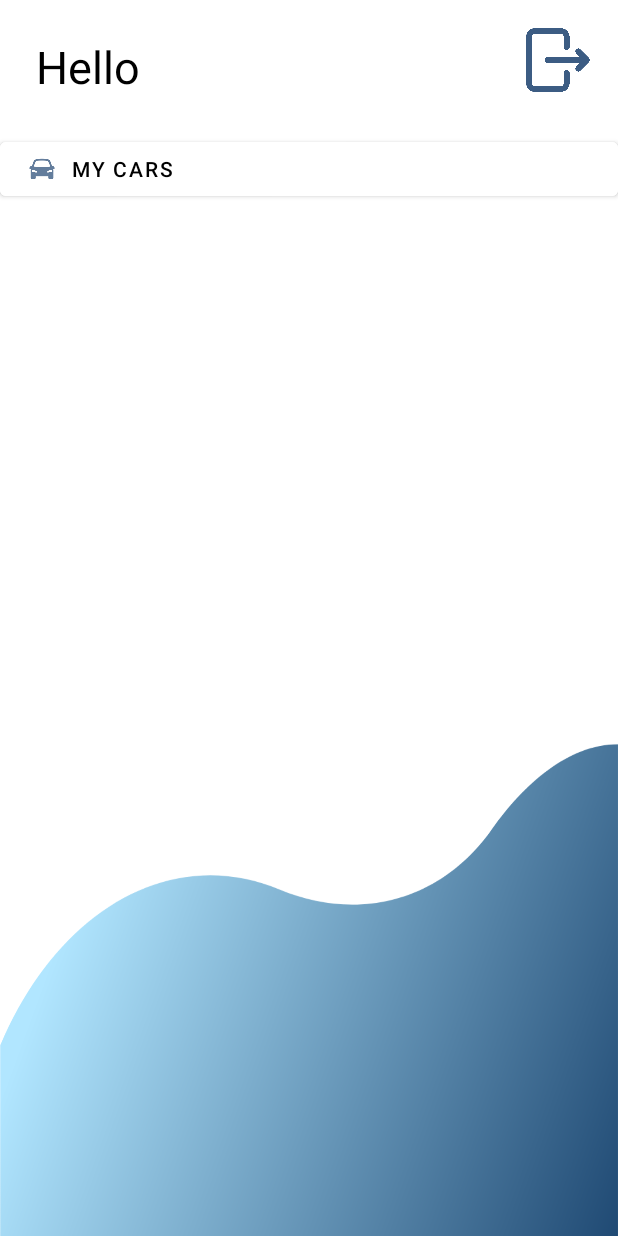
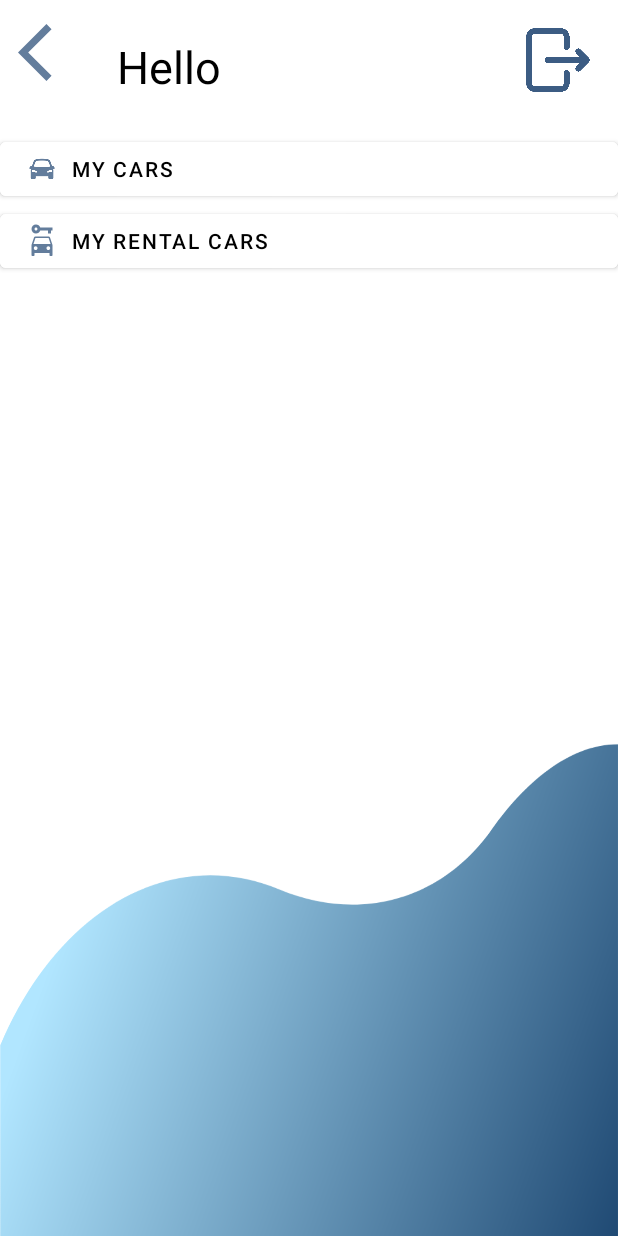
Before and after one commit to Lujain-M02/CarRentalCar_Project, an Android app: the More_page screen opened directly, with no data from a screen before it, on a phone screen of 412 x 824 dp. Run offline under Robolectric (Android 15) with nearby library versions, the phone set to English and light mode, and no system bars.

Commit message:
my rental cars page and back button set with sending the username

```diff
--- a/app/src/main/AndroidManifest.xml
+++ b/app/src/main/AndroidManifest.xml
@@ -14,6 +14,9 @@
         android:supportsRtl="true"
         android:theme="@style/Theme.CarRental"
         tools:targetApi="31">
+        <activity
+            android:name=".My_Rental_Cars"
+            android:exported="false" />
         <activity
             android:name=".View_page"
             android:exported="false" />
--- a/app/src/main/java/com/example/carrental/MainActivity.java
+++ b/app/src/main/java/com/example/carrental/MainActivity.java
@@ -49,8 +49,6 @@ public class MainActivity extends AppCompatActivity implements RecyclerViewInter
 
         //logged in username information
         UserName=getIntent().getStringExtra("UserName");
-        TextView textView=findViewById(R.id.textView);
-        textView.setText(UserName);
 
         dataBaseHelper = new CarDataBase(MainActivity.this);
         viewList=(ArrayList<Car>)dataBaseHelper.getEveryone();
@@ -120,6 +118,7 @@ public class MainActivity extends AppCompatActivity implements RecyclerViewInter
         //Bitmap bitmap = BitmapFactory.decodeFile(viewList.get(position).getImage());
         viewList.get(position).getImage().compress(Bitmap.CompressFormat.JPEG, 100, byteArrayOutputStream);
         byte[] byteArray = byteArrayOutputStream.toByteArray();
+
         intent.putExtra("carImage", byteArray);
 
         startActivity(intent);
--- a/app/src/main/java/com/example/carrental/More_page.java
+++ b/app/src/main/java/com/example/carrental/More_page.java
@@ -12,10 +12,12 @@ import android.widget.TextView;
 
 public class More_page extends AppCompatActivity {
     Button btn_myCars;
+
+    Button btn_myRentalCars;
     ImageButton btn_logout;
 
     TextView tv_username;
-
+    ImageButton btn_back;
     @SuppressLint("MissingInflatedId")
     @Override
     protected void onCreate(Bundle savedInstanceState) {
@@ -26,15 +28,26 @@ public class More_page extends AppCompatActivity {
         String UserName=getIntent().getStringExtra("UserName");
 
         btn_myCars=findViewById(R.id.btn_myCars);
+        btn_myRentalCars=findViewById(R.id.btn_myRentalCars);
         btn_logout=findViewById(R.id.btn_logout);
         tv_username=findViewById(R.id.tv_username);
         tv_username.setText(UserName);
+        btn_back=findViewById(R.id.btn_back);
 
 
         btn_myCars.setOnClickListener(new View.OnClickListener() {
             @Override
             public void onClick(View view) {
                 Intent intent = new Intent(getApplicationContext(),My_Cars.class);
+                intent.putExtra( "UserName",UserName);
+                startActivity(intent);
+            }
+        });
+
+        btn_myRentalCars.setOnClickListener(new View.OnClickListener() {
+            @Override
+            public void onClick(View view) {
+                Intent intent = new Intent(getApplicationContext(),My_Rental_Cars.class);
                 intent.putExtra( "UserName",UserName);
                 startActivity(intent);
             }
@@ -48,6 +61,15 @@ public class More_page extends AppCompatActivity {
                 startActivity(intent);
             }
         });
+
+        btn_back.setOnClickListener(new View.OnClickListener() {
+            @Override
+            public void onClick(View view) {
+                Intent intent = new Intent(getApplicationContext(),MainActivity.class);
+                intent.putExtra( "UserName",UserName);
+                startActivity(intent);
+            }
+        });
     }
 
 }
--- a/app/src/main/java/com/example/carrental/My_Cars.java
+++ b/app/src/main/java/com/example/carrental/My_Cars.java
@@ -43,7 +43,7 @@ public class My_Cars extends AppCompatActivity {
         BackToHome.setOnClickListener(new View.OnClickListener() {
             @Override
             public void onClick(View view) {
-                Intent intent = new Intent(getApplicationContext(),MainActivity.class);
+                Intent intent = new Intent(getApplicationContext(),More_page.class);
                 intent.putExtra( "UserName",UserName);
                 startActivity(intent);
             }
--- /dev/null
+++ b/app/src/main/res/drawable-anydpi/rentalcar.xml
@@ -0,0 +1,14 @@
+<vector xmlns:android="http://schemas.android.com/apk/res/android"
+    android:width="24dp"
+    android:height="24dp"
+    android:viewportWidth="24"
+    android:viewportHeight="24"
+    android:tint="#3C5C83"
+    android:alpha="0.8">
+  <path
+      android:fillColor="@android:color/white"
+      android:pathData="M16.39,9H7.61C7.18,9 6.8,9.28 6.66,9.68l-1.66,5v6.81C5,21.78 5.23,22 5.5,22h1C6.78,22 7,21.78 7,21.5V20h10v1.5c0,0.28 0.22,0.5 0.5,0.5h1c0.28,0 0.5,-0.22 0.5,-0.5v-6.81l-1.66,-5C17.2,9.28 16.82,9 16.39,9zM7.78,18c-0.68,0 -1.22,-0.54 -1.22,-1.22s0.54,-1.22 1.22,-1.22S9,16.11 9,16.78S8.46,18 7.78,18zM16.22,18C15.55,18 15,17.46 15,16.78s0.54,-1.22 1.22,-1.22s1.22,0.54 1.22,1.22S16.9,18 16.22,18zM6.29,14l1.33,-4h8.78l1.33,4H6.29z"/>
+  <path
+      android:fillColor="@android:color/white"
+      android:pathData="M10.83,3C10.41,1.83 9.3,1 8,1C6.34,1 5,2.34 5,4c0,1.65 1.34,3 3,3c1.3,0 2.41,-0.84 2.83,-2H16v2h2V5h1V3H10.83zM8,5C7.45,5 7,4.55 7,4s0.45,-1 1,-1s1,0.45 1,1S8.55,5 8,5z"/>
+</vector>
--- a/app/src/main/res/layout/activity_more_page.xml
+++ b/app/src/main/res/layout/activity_more_page.xml
@@ -12,12 +12,12 @@
         android:id="@+id/tv_Hello"
         android:layout_width="wrap_content"
         android:layout_height="wrap_content"
-        android:layout_marginStart="24dp"
+        android:layout_marginStart="8dp"
         android:layout_marginTop="24dp"
         android:text="Hello"
         android:textColor="@color/black"
         android:textSize="30dp"
-        app:layout_constraintStart_toStartOf="parent"
+        app:layout_constraintStart_toEndOf="@+id/btn_back"
         app:layout_constraintTop_toTopOf="parent" />
 
     <Button
@@ -56,4 +56,27 @@
         android:textSize="30dp"
         app:layout_constraintStart_toEndOf="@+id/tv_Hello"
         app:layout_constraintTop_toTopOf="parent" />
+
+    <Button
+        android:id="@+id/btn_myRentalCars"
+        android:layout_width="0dp"
+        android:layout_height="wrap_content"
+        android:backgroundTint="@color/white"
+        android:drawableLeft="@drawable/rentalcar"
+        android:text="My Rental Cars"
+        android:textAlignment="textStart"
+        android:textColor="@color/black"
+        app:layout_constraintEnd_toEndOf="parent"
+        app:layout_constraintStart_toStartOf="parent"
+        app:layout_constraintTop_toBottomOf="@+id/btn_myCars" />
+    <ImageButton
+        android:id="@+id/btn_back"
+        android:layout_width="70dp"
+        android:layout_height="70dp"
+        android:backgroundTint="#00FFFFFF"
+        android:scaleType="fitCenter"
+        app:layout_constraintStart_toStartOf="parent"
+        app:layout_constraintTop_toTopOf="parent"
+        app:srcCompat="@drawable/arrow" />
+
 </androidx.constraintlayout.widget.ConstraintLayout>
```
Also changed, not shown: app/src/main/java/com/example/carrental/My_Rental_Cars.java (added, +36 -0 lines), app/src/main/res/layout/activity_main.xml (+0 -8 lines), app/src/main/res/layout/activity_my_rental_cars.xml (added, +19 -0 lines), app/src/main/res/drawable-hdpi/rentalcar.png (added), app/src/main/res/drawable-mdpi/rentalcar.png (added), app/src/main/res/drawable-xhdpi/rentalcar.png (added), app/src/main/res/drawable-xxhdpi/rentalcar.png (added).
